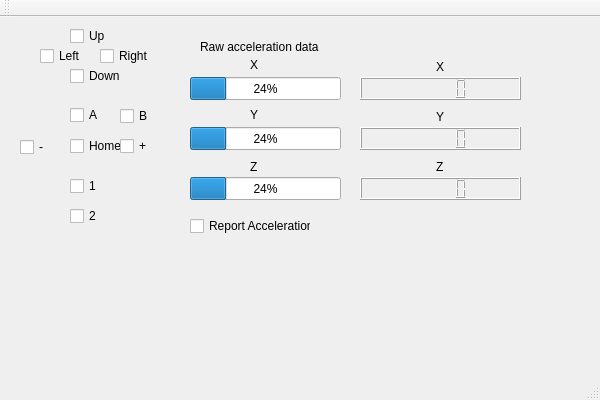
This is wmainwindow.ui in joseasoler/qwiimote as Qt 5 draws it before an edit. The edited form follows.
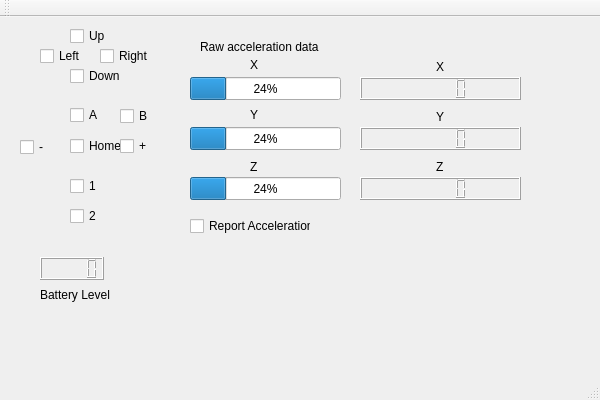
This is the edited form.

Commit message: Status report support (battery level, answering unrequested report supports).

```diff
--- a/wmainwindow.ui
+++ b/wmainwindow.ui
@@ -330,6 +330,29 @@
      </rect>
     </property>
    </widget>
+   <widget class="QLCDNumber" name="battery_level">
+    <property name="geometry">
+     <rect>
+      <x>40</x>
+      <y>240</y>
+      <width>64</width>
+      <height>23</height>
+     </rect>
+    </property>
+   </widget>
+   <widget class="QLabel" name="label_8">
+    <property name="geometry">
+     <rect>
+      <x>40</x>
+      <y>270</y>
+      <width>71</width>
+      <height>16</height>
+     </rect>
+    </property>
+    <property name="text">
+     <string>Battery Level</string>
+    </property>
+   </widget>
   </widget>
   <widget class="QMenuBar" name="menuBar">
    <property name="geometry">
```
The commit also changes 4 other files.
